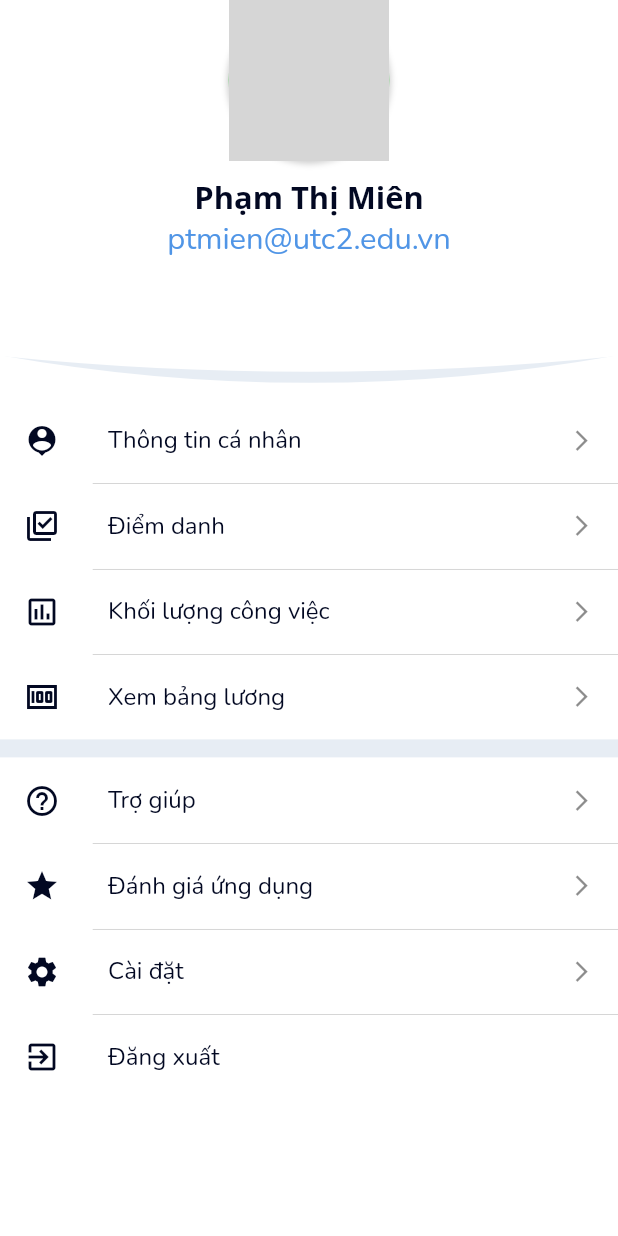
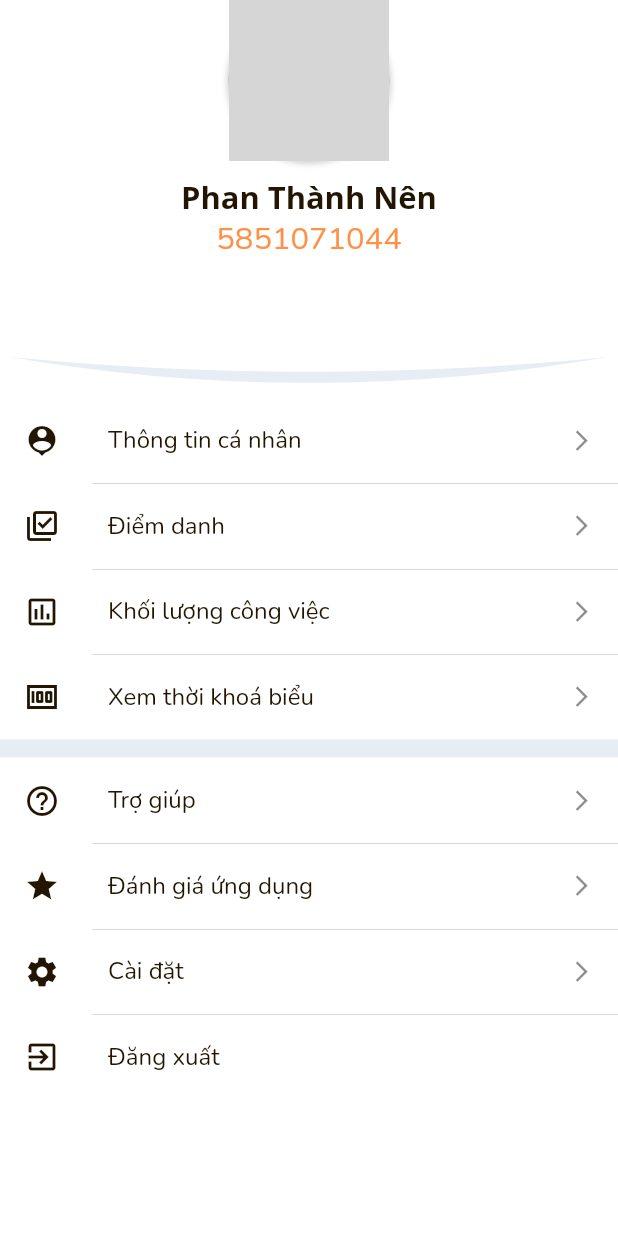
Before and after one commit to NenUTC2/UTC2_Student, a Flutter app: the ProFilePage screen opened directly, on a phone screen of 412 x 824 dp. Run offline on Flutter 3.47's test engine with Material 2 defaults, Android fonts, the phone set to English and light mode, and no system bars; our stand-ins replace bottom_navy_bar, bubble_tab_indicator, cached_network_image, dots_indicator, equatable, firebase_auth and 14 more; missing offline and left inert: flutter_barcode_scanner, geocoder; accounts and stored records are empty; network calls fail; statements that could not run were skipped; project files that could hold a hidden picture were left out; grey boxes are pictures that could not be loaded.

Commit message:
fix student app

```diff
--- a/lib/screens/activity_page.dart
+++ b/lib/screens/activity_page.dart
@@ -3,7 +3,6 @@ import 'package:utc2_student/screens/classroom/class_detail_screen.dart';
 import 'package:utc2_student/screens/classroom/new_class.dart';
 import 'package:utc2_student/utils/color_random.dart';
 import 'package:utc2_student/utils/utils.dart';
-import 'package:circular_check_box/circular_check_box.dart';
 import 'package:flutter/material.dart';
 
 class ActivityPage extends StatefulWidget {
@@ -15,7 +14,7 @@ class _ActivityPageState extends State<ActivityPage> {
   List activity = [
     {
       'title': 'Đồ án tốt nghiệp',
-      'name': 'Phạm Thị Miên',
+      'name': 'Phan Thành Nên',
       'subAct': ['Báo Cáo tiến độ']
     },
     {
@@ -69,7 +68,7 @@ class _ActivityPageState extends State<ActivityPage> {
     );
   }
 
-  _showBottomSheet(BuildContext context, Size size, String title) {
+  showBottomSheet(BuildContext context, Size size, String title) {
     showModalBottomSheet(
       context: context,
       isScrollControlled: true,
@@ -174,7 +173,6 @@ class _ActivityPageState extends State<ActivityPage> {
     return Stack(
       children: [
         Container(
-          child: Expanded(
           child: ListView.builder(
             physics: BouncingScrollPhysics(),
             itemCount: activity.length,
@@ -182,7 +180,6 @@ class _ActivityPageState extends State<ActivityPage> {
               return customList(size, context, activity[index]['title'],
                   activity[index]['name'], activity[index]['subAct']);
             },
-            ),
           ),
         ),
         Positioned(
--- a/lib/screens/classroom/class_detail_screen.dart
+++ b/lib/screens/classroom/class_detail_screen.dart
@@ -201,7 +201,7 @@ class _DetailClassScreenState extends State<DetailClassScreen> {
                 child: CircleAvatar(
                   backgroundColor: ColorApp.lightGrey,
                   backgroundImage: NetworkImage(
-                      "https://scontent.fvca1-2.fna.fbcdn.net/v/t1.6435-9/83499693_1792923720844190_4433367952779116544_n.jpg?_nc_cat=100&ccb=1-3&_nc_sid=09cbfe&_nc_ohc=0qsq2LoR4KAAX91KY5Y&_nc_ht=scontent.fvca1-2.fna&oh=3885c959ab4a00fc44f57791a46f2132&oe=6092C8E1"),
+                      "https://upload.wikimedia.org/wikipedia/commons/thumb/4/40/A-small_glyphs.svg/227px-A-small_glyphs.svg.png"),
                 ),
               ),
             ),
--- a/lib/screens/notify_page.dart
+++ b/lib/screens/notify_page.dart
@@ -35,7 +35,9 @@ class _NotifyPageState extends State<NotifyPage> {
               child: RefreshIndicator(
                 color: ColorApp.blue,
                 displacement: 40,
-                onRefresh: () {},
+                onRefresh: () async {
+                  print('Refreshed');
+                },
                 child: ListView.builder(
                     physics: BouncingScrollPhysics(),
                     itemCount: 10,
--- a/lib/screens/profile_page.dart
+++ b/lib/screens/profile_page.dart
@@ -20,7 +20,7 @@ class ProFilePage extends StatefulWidget {
 class _ProFilePageState extends State<ProFilePage> {
   File _image;
   String linkImage =
-      'https://scontent.fvca1-2.fna.fbcdn.net/v/t1.6435-9/83499693_1792923720844190_4433367952779116544_n.jpg?_nc_cat=100&ccb=1-3&_nc_sid=09cbfe&_nc_ohc=0qsq2LoR4KAAX91KY5Y&_nc_ht=scontent.fvca1-2.fna&oh=3885c959ab4a00fc44f57791a46f2132&oe=6092C8E1';
+      'https://upload.wikimedia.org/wikipedia/commons/thumb/4/40/A-small_glyphs.svg/227px-A-small_glyphs.svg.png';
   final picker = ImagePicker();
   Future getImage(bool isCamere) async {
     final pickedFile = await picker.getImage(
@@ -85,7 +85,7 @@ class _ProFilePageState extends State<ProFilePage> {
     {'title': 'Thông tin cá nhân', 'icon': Icons.person_pin},
     {'title': 'Điểm danh', 'icon': Icons.library_add_check_outlined},
     {'title': 'Khối lượng công việc', 'icon': Icons.poll_outlined},
-    {'title': 'Xem bảng lương', 'icon': Icons.money},
+    {'title': 'Xem thời khoá biểu', 'icon': Icons.money},
     {'title': 'Trợ giúp', 'icon': Icons.help_outline_outlined},
     {'title': 'Đánh giá ứng dụng', 'icon': Icons.star},
     {'title': 'Cài đặt', 'icon': Icons.settings},
@@ -239,8 +239,8 @@ class _ProFilePageState extends State<ProFilePage> {
                 SizedBox(
                   height: 10,
                 ),
-                _name('Phạm Thị Miên', size),
-                _email('ptmien@utc2.edu.vn', size),
+                _name('Phan Thành Nên', size),
+                _email('5851071044', size),
               ],
             ),
           ),
--- a/lib/screens/profile_screen/attendance_screen.dart
+++ b/lib/screens/profile_screen/attendance_screen.dart
@@ -171,7 +171,7 @@ class _AttendanceScreenState extends State<AttendanceScreen> {
                     radius: 100,
                     backgroundColor: ColorApp.lightGrey,
                     backgroundImage: NetworkImage(
-                        "https://scontent.fvca1-2.fna.fbcdn.net/v/t1.6435-9/83499693_1792923720844190_4433367952779116544_n.jpg?_nc_cat=100&ccb=1-3&_nc_sid=09cbfe&_nc_ohc=0qsq2LoR4KAAX91KY5Y&_nc_ht=scontent.fvca1-2.fna&oh=3885c959ab4a00fc44f57791a46f2132&oe=6092C8E1"),
+                        "https://upload.wikimedia.org/wikipedia/commons/thumb/4/40/A-small_glyphs.svg/227px-A-small_glyphs.svg.png"),
                   ),
                 ),
               ),
--- a/lib/screens/profile_screen/profile_info.dart
+++ b/lib/screens/profile_screen/profile_info.dart
@@ -12,7 +12,7 @@ class ProfileInfo extends StatefulWidget {
 class _ProfileInfoState extends State<ProfileInfo> {
   File _image;
   String linkImage =
-      'https://scontent.fvca1-2.fna.fbcdn.net/v/t1.6435-9/83499693_1792923720844190_4433367952779116544_n.jpg?_nc_cat=100&ccb=1-3&_nc_sid=09cbfe&_nc_ohc=0qsq2LoR4KAAX91KY5Y&_nc_ht=scontent.fvca1-2.fna&oh=3885c959ab4a00fc44f57791a46f2132&oe=6092C8E1';
+      'https://upload.wikimedia.org/wikipedia/commons/thumb/4/40/A-small_glyphs.svg/227px-A-small_glyphs.svg.png';
   @override
   Widget build(BuildContext context) {
     Size size = MediaQuery.of(context).size;
@@ -52,7 +52,7 @@ class _ProfileInfoState extends State<ProfileInfo> {
             SizedBox(
               height: 20,
             ),
-            _name('Phạm Thị Miên', size),
+            _name('Phan Thành Nên', size),
             SizedBox(
               height: 7,
             ),
@@ -68,7 +68,7 @@ class _ProfileInfoState extends State<ProfileInfo> {
             SizedBox(
               height: 7,
             ),
-            _email('ptmien@utc2.edu.vn', size),
+            _email('5851071044', size),
           ],
         ),
       ),
--- a/lib/service/pdf/pdf_class_detail.dart
+++ b/lib/service/pdf/pdf_class_detail.dart
@@ -57,7 +57,7 @@ class PdfParagraphApi {
           ),
           Divider(thickness: .5),
           SizedBox(height: 0.5 * PdfPageFormat.cm),
-          textCheck('Phạm Thị Miên', customFont, customFontBold)
+          textCheck('Phan Thành Nên', customFont, customFontBold)
         ],
         footer: (context) {
           final text = 'Trang ${context.pageNumber} of ${context.pagesCount}';
@@ -105,9 +105,9 @@ class PdfParagraphApi {
                 SizedBox(height: 0.2 * PdfPageFormat.cm),
                 textInfo('Mô tả : ', '...', customFont),
                 SizedBox(height: 0.2 * PdfPageFormat.cm),
-                textInfo('Giảng viên : ', 'Phạm Thị Miên', customFont),
+                textInfo('Giảng viên : ', 'Phan Thành Nên', customFont),
                 SizedBox(height: 0.2 * PdfPageFormat.cm),
-                textInfo('Email : ', 'ptmien@utc2.edu.vn', customFont),
+                textInfo('Email : ', '5851071044', customFont),
               ]),
               Column(children: [
                 qrCode(logo),
--- a/lib/utils/utils.dart
+++ b/lib/utils/utils.dart
@@ -1,11 +1,11 @@
 import 'package:flutter/material.dart';
 
 class ColorApp {
-  static const Color lightBlue = Color(0xff5095E6);
-  static const Color blue = Color(0xff044AFE);
-  static const Color mediumBlue = Color(0xff213365);
+  static const Color lightBlue = Color(0xFFFF9046);
+  static const Color blue = Color(0xFFFE6804);
+  static const Color mediumBlue = Color(0xFFCE5402);
   static const Color grey = Color(0xffA3B0C8);
   static const Color lightGrey = Color(0xffE7EDF4);
-  static const Color black = Color(0xff020822);
+  static const Color black = Color(0xFF221502);
   static const Color red = Color(0xffD94A50);
 }
--- a/lib/widgets/drawer.dart
+++ b/lib/widgets/drawer.dart
@@ -18,45 +18,46 @@ class _CustomDrawerState extends State<CustomDrawer> {
       'link': 'https://utc2.edu.vn/'
     },
     {
-      'title': 'Nhập điểm',
+      'title': 'Xem điểm',
       'icon': Icons.table_view,
-      'link': 'http://nhapdiem.tms.utc2.edu.vn/TaiKhoangv/#'
+      'link':
+          'http://xemdiem.utc2.edu.vn/svxemdiem.aspx?ID=5851071044&m_lopID=C%C3%B4ng%20ngh%E1%BB%87%20th%C3%B4ng%20tin%20K58&m_lopID_ID=5321&istinchi=1'
     },
-    {
-      'title': 'Hệ thống Cố vấn học tập, Chủ nhiệm lớp',
-      'icon': Icons.fact_check,
-      'link': 'http://smart.utc2.edu.vn:85/cvht/gv/login.jsp'
-    },
-    {
-      'title': 'Đăng ký sử dụng phòng học / báo dạy bù',
-      'icon': Icons.storage,
-      'link': 'http://tmsweb.utc2.edu.vn/Dangkyphong/Dangkyphong'
-    },
-    {
-      'title': 'Đăng ký giấy đi công tác',
-      'icon': Icons.flight_land,
-      'link': 'http://vanthu.utc2.edu.vn:85/HanhChinhCong/'
-    },
-    {
-      'title': 'Đăng ký giấy giới thiệu',
-      'icon': Icons.badge,
-      'link': 'http://smart.utc2.edu.vn/dvc/vi-vn'
-    },
-    {
-      'title': 'Đăng ký xe đi công tác',
-      'icon': Icons.airport_shuttle,
-      'link': 'http://vanthu.utc2.edu.vn:85/HanhChinhCong/'
-    },
-    {
-      'title': 'Đăng ký lịch công tác tuần',
-      'icon': Icons.date_range,
-      'link': 'http://vanthu.utc2.edu.vn:85/HanhChinhCong/'
-    },
-    {
-      'title': 'Đăng ký ở nhà khách',
-      'icon': Icons.night_shelter,
-      'link': 'http://vanthu.utc2.edu.vn:85/HanhChinhCong/'
-    },
+    // {
+    //   'title': 'Hệ thống Cố vấn học tập, Chủ nhiệm lớp',
+    //   'icon': Icons.fact_check,
+    //   'link': 'http://smart.utc2.edu.vn:85/cvht/gv/login.jsp'
+    // },
+    // {
+    //   'title': 'Đăng ký sử dụng phòng học / báo dạy bù',
+    //   'icon': Icons.storage,
+    //   'link': 'http://tmsweb.utc2.edu.vn/Dangkyphong/Dangkyphong'
+    // },
+    // {
+    //   'title': 'Đăng ký giấy đi công tác',
+    //   'icon': Icons.flight_land,
+    //   'link': 'http://vanthu.utc2.edu.vn:85/HanhChinhCong/'
+    // },
+    // {
+    //   'title': 'Đăng ký giấy giới thiệu',
+    //   'icon': Icons.badge,
+    //   'link': 'http://smart.utc2.edu.vn/dvc/vi-vn'
+    // },
+    // {
+    //   'title': 'Đăng ký xe đi công tác',
+    //   'icon': Icons.airport_shuttle,
+    //   'link': 'http://vanthu.utc2.edu.vn:85/HanhChinhCong/'
+    // },
+    // {
+    //   'title': 'Đăng ký lịch công tác tuần',
+    //   'icon': Icons.date_range,
+    //   'link': 'http://vanthu.utc2.edu.vn:85/HanhChinhCong/'
+    // },
+    // {
+    //   'title': 'Đăng ký ở nhà khách',
+    //   'icon': Icons.night_shelter,
+    //   'link': 'http://vanthu.utc2.edu.vn:85/HanhChinhCong/'
+    // },
   ];
 
   @override
--- a/pubspec.yaml
+++ b/pubspec.yaml
@@ -29,7 +29,6 @@ dependencies:
   # Use with the CupertinoIcons class for iOS style icons.
   cupertino_icons: ^1.0.0
   http: ^0.13.3
-  circular_check_box: ^1.0.2
   dots_indicator: ^2.0.0
   cached_network_image: ^3.0.0
   flutter_spinkit: ^5.0.0
```
Also changed, not shown: lib/screens/classroom/new_class.dart (+36 -38 lines), lib/screens/home_page.dart (+11 -12 lines), lib/screens/home_screen.dart (+6 -6 lines), lib/service/notify_api_provider.dart (deleted), pubspec.lock, 1 other file. Lines whose indentation alone changed are shown as unchanged.
